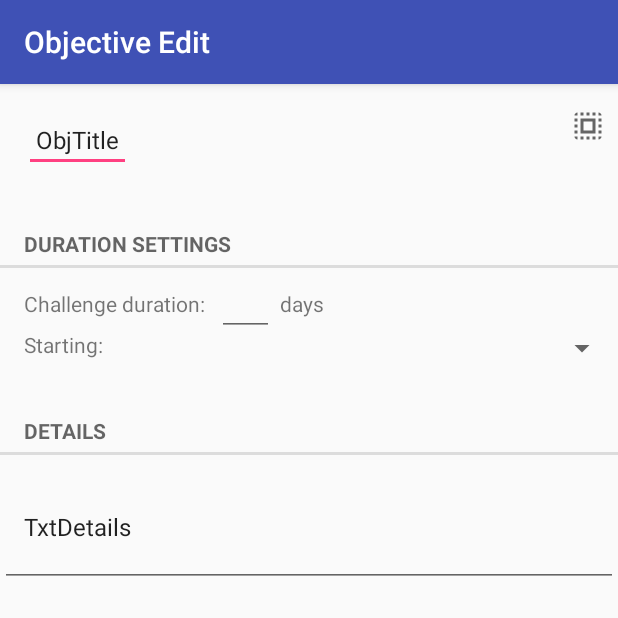
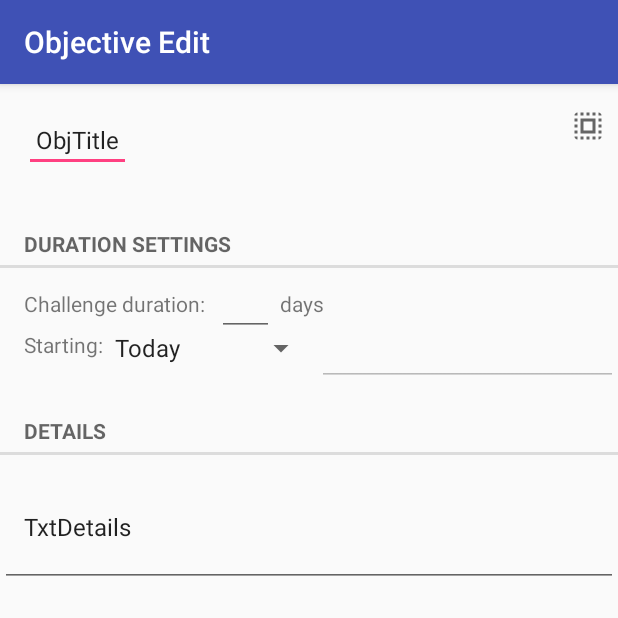
Before and after one commit to AnnaKohler/EverydayHero, an Android app: the screen it shows after launch (ObjectiveEditActivity), on a phone screen of 412 x 824 dp, the top half of it. Run offline under Robolectric (Android 15) with nearby library versions, the phone set to English and light mode, and no system bars; 4 statements that could not run were skipped.

Commit message:
Updated Spiner

```diff
--- a/app/src/main/java/com/example/student/everydayhero/Objective.java
+++ b/app/src/main/java/com/example/student/everydayhero/Objective.java
@@ -1,10 +1,6 @@
 package com.example.student.everydayhero;
 
 import java.util.Date;
-
-/**
- * Created by student1 on 09.01.17.
- */
 
 public class Objective {
     private String Title="";
@@ -64,8 +60,23 @@ public class Objective {
     public int getDone() {
         return done;
     }
-
     public void setDone(int done) {
         this.done = done;
     }
+
+    public Date getBeginDate() {
+        return beginDate;
+    }
+
+    public void setBeginDate(Date beginDate) {
+        this.beginDate = beginDate;
+    }
+
+    public Date getEndDate() {
+        return endDate;
+    }
+
+    public void setEndDate(Date endDate) {
+        this.endDate = endDate;
+    }
 }
--- a/app/src/main/java/com/example/student/everydayhero/ObjectiveFragment.java
+++ b/app/src/main/java/com/example/student/everydayhero/ObjectiveFragment.java
@@ -8,8 +8,11 @@ import android.text.InputType;
 import android.view.LayoutInflater;
 import android.view.View;
 import android.view.ViewGroup;
+import android.widget.ArrayAdapter;
 import android.widget.Button;
+import android.widget.EditText;
 import android.widget.ProgressBar;
+import android.widget.Spinner;
 import android.widget.TextView;
 
 /**
@@ -40,6 +43,9 @@ public class ObjectiveFragment extends Fragment {
     private TextView txtProgress;
     private ProgressBar progressBar;
     private boolean edit=false;
+    private EditText durationDays;
+    private EditText startingDate;
+
 
 
     @Override
@@ -99,7 +105,7 @@ public class ObjectiveFragment extends Fragment {
         }
         View v= inflater.inflate(R.layout.fragment_objective_edit, container, false);
 
-        txtDetails = (TextView) v.findViewById(R.id.txtDetails);
+        txtDetails = (EditText) v.findViewById(R.id.txtDetails);
         txtDetails.setText(mObjective.getDetails());
         txtDetails.setHint("You can add some details here");
         txtDetails.setInputType(InputType.TYPE_CLASS_TEXT| InputType.TYPE_TEXT_FLAG_MULTI_LINE | InputType.TYPE_TEXT_FLAG_CAP_SENTENCES);
@@ -107,6 +113,22 @@ public class ObjectiveFragment extends Fragment {
         separatorDetails = (TextView) v.findViewById(R.id.separatorDetails);
         separatorDetails.setText(R.string.separator_details);
 
+        txtTitle=(EditText)v.findViewById(R.id.txtTitle);
+        txtTitle.setText(mObjective.getTitle());
+
+        durationDays=(EditText)v.findViewById(R.id.editDays);
+        durationDays.setText(mObjective.getDuration()+"");
+
+        startingDate=(EditText)v.findViewById(R.id.editDate);
+        startingDate.setText(mObjective.getBeginDate().toString());
+
+        Spinner dateSpinnner=(Spinner) v.findViewById(R.id.dateSpinner);
+        ArrayAdapter<CharSequence> adapter=ArrayAdapter.createFromResource(getContext(),
+                R.array.startingDates,
+                android.R.layout.simple_spinner_item);
+        adapter.setDropDownViewResource(android.R.layout.simple_spinner_dropdown_item);
+        dateSpinnner.setAdapter(adapter);
+
         return v;
     }
 }
--- a/app/src/main/res/layout/fragment_objective_edit.xml
+++ b/app/src/main/res/layout/fragment_objective_edit.xml
@@ -85,8 +85,8 @@
         android:id="@+id/txtChallengeDuration"
         android:paddingStart="16dp"
         android:paddingLeft="16dp"
-        android:layout_alignBaseline="@+id/editText"
-        android:layout_alignBottom="@+id/editText"
+        android:layout_alignBaseline="@+id/editDays"
+        android:layout_alignBottom="@+id/editDays"
         android:layout_alignParentLeft="true"
         android:layout_alignParentStart="true"
         />
@@ -98,7 +98,7 @@
         android:hint="000"
         android:textColorHint="#00FFFFFF"
         android:maxLength="4"
-        android:id="@+id/editText"
+        android:id="@+id/editDays"
         android:layout_below="@+id/separatorProgress"
         android:layout_toRightOf="@id/txtChallengeDuration"
         android:layout_toEndOf="@id/txtChallengeDuration"
@@ -110,10 +110,10 @@
         android:layout_width="wrap_content"
         android:layout_height="wrap_content"
         android:id="@+id/txtDurationDays"
-        android:layout_alignBaseline="@+id/editText"
-        android:layout_alignBottom="@+id/editText"
-        android:layout_toRightOf="@+id/editText"
-        android:layout_toEndOf="@+id/editText"
+        android:layout_alignBaseline="@+id/editDays"
+        android:layout_alignBottom="@+id/editDays"
+        android:layout_toRightOf="@+id/editDays"
+        android:layout_toEndOf="@+id/editDays"
         android:layout_marginStart="4dp"
         android:layout_marginLeft="4dp"/>
 
@@ -129,11 +129,22 @@
         android:layout_marginTop="8dp"/>
 
     <Spinner
-        android:layout_width="match_parent"
+        android:layout_width="wrap_content"
         android:layout_height="wrap_content"
         android:layout_alignTop="@+id/txtDurationStarting"
         android:layout_toRightOf="@+id/txtDurationStarting"
         android:layout_toEndOf="@+id/txtDurationStarting"
-        android:id="@+id/spinner2"/>
+        android:id="@+id/dateSpinner"/>
+
+    <EditText
+        android:layout_width="wrap_content"
+        android:layout_height="wrap_content"
+        android:inputType="date"
+        android:ems="10"
+        android:id="@+id/editDate"
+        android:enabled="false"
+        android:layout_below="@+id/txtChallengeDuration"
+        android:layout_toRightOf="@+id/dateSpinner"
+        android:layout_toEndOf="@+id/dateSpinner"/>
 
 </RelativeLayout>
```
